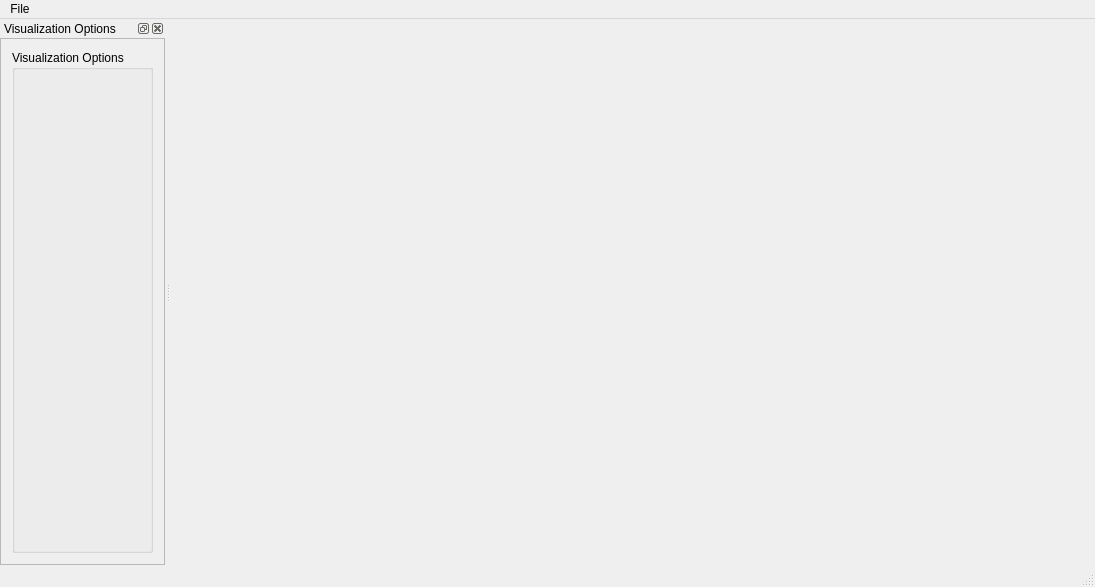
Above: Application/LotsOfLinesApp/LotsOfLinesApp/LotsOfLinesApp.ui from DarthCoder117/Lots-of-Lines before the change. Below: the same form after it.
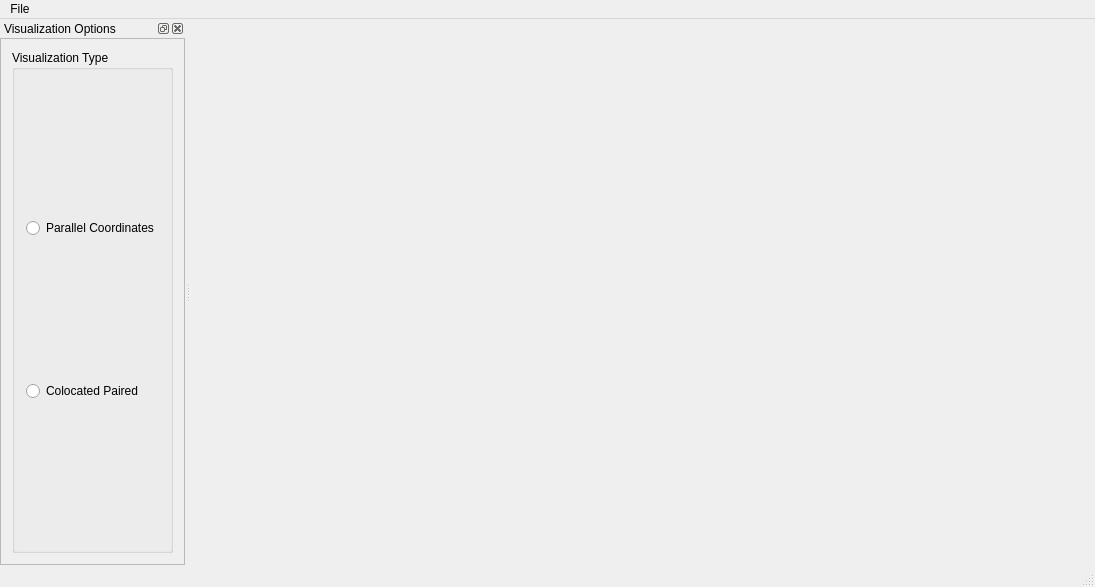
That is the form after the change.

The edit to the form file:
```diff
--- a/Application/LotsOfLinesApp/LotsOfLinesApp/LotsOfLinesApp.ui
+++ b/Application/LotsOfLinesApp/LotsOfLinesApp/LotsOfLinesApp.ui
@@ -78,7 +78,7 @@
          <rect>
           <x>0</x>
           <y>0</y>
-          <width>175</width>
+          <width>160</width>
           <height>522</height>
          </rect>
         </property>
@@ -86,8 +86,30 @@
          <item>
           <widget class="QGroupBox" name="visualizationOptionsGroupBox">
            <property name="title">
-            <string>Visualization Options</string>
+            <string>Visualization Type</string>
            </property>
+           <layout class="QVBoxLayout" name="verticalLayout_3">
+            <item>
+             <widget class="QRadioButton" name="radioButton_2">
+              <property name="text">
+               <string>Parallel Coordinates</string>
+              </property>
+              <attribute name="buttonGroup">
+               <string notr="true">visualizationTypeButtonGroup</string>
+              </attribute>
+             </widget>
+            </item>
+            <item>
+             <widget class="QRadioButton" name="radioButton">
+              <property name="text">
+               <string>Colocated Paired</string>
+              </property>
+              <attribute name="buttonGroup">
+               <string notr="true">visualizationTypeButtonGroup</string>
+              </attribute>
+             </widget>
+            </item>
+           </layout>
           </widget>
          </item>
         </layout>
```
Left out of the diff: 3 changed lines with no effect on the pictures.
